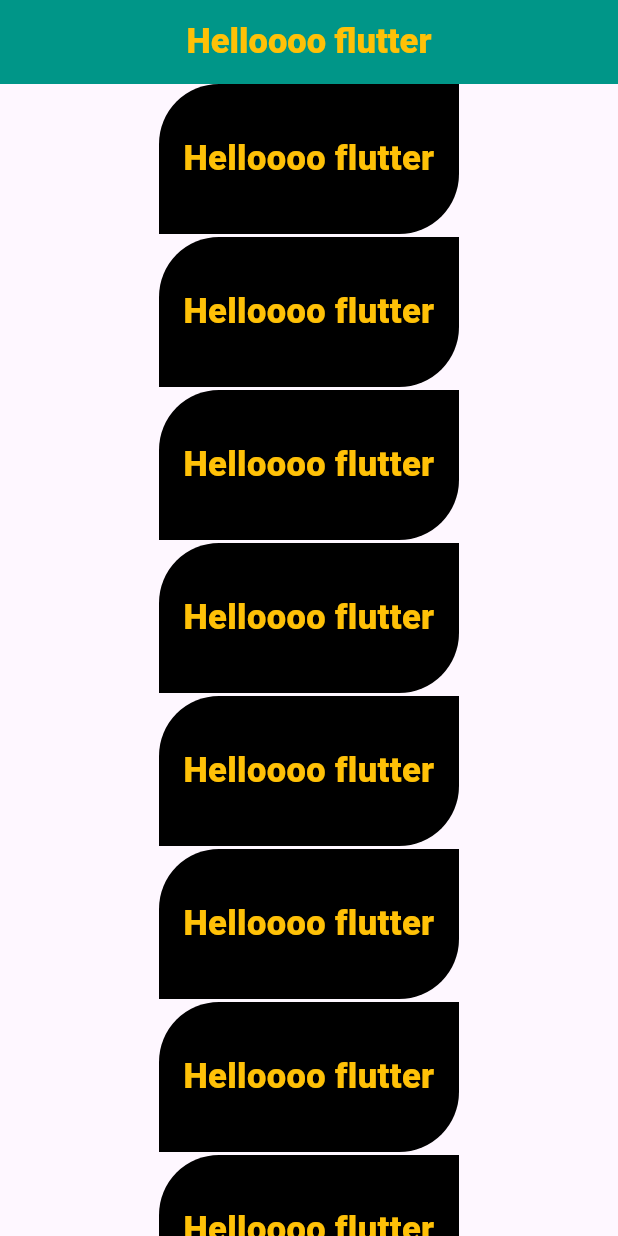
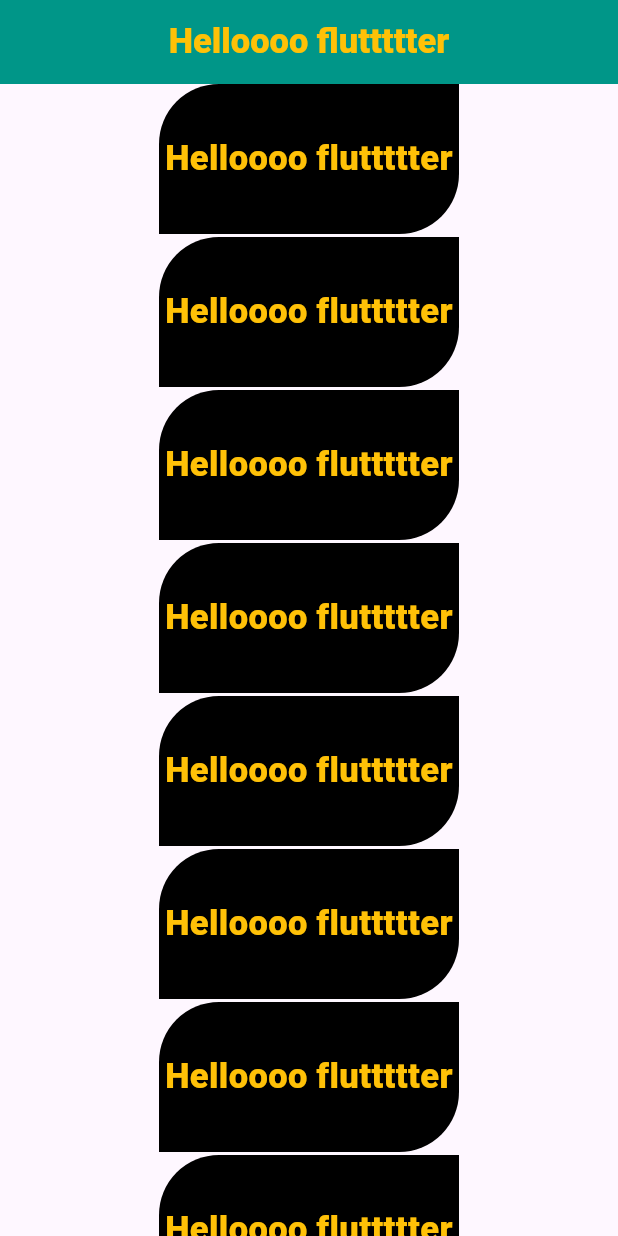
Before and after one commit to MohammedAl-sameeai/example, a Flutter app: the screen it shows after launch, on a phone screen of 412 x 824 dp. Run offline on Flutter 3.47's test engine with Material 3 defaults, Android fonts, the phone set to English and light mode, and no system bars.

```diff
--- a/lib/main.dart
+++ b/lib/main.dart
@@ -1,7 +1,7 @@
 import 'package:flutter/material.dart';
 
 Text t = Text(
-  "Helloooo flutter",
+  "Helloooo fluttttter",
   textDirection: TextDirection.rtl,
   textAlign: TextAlign.center,
   style: TextStyle(
```
